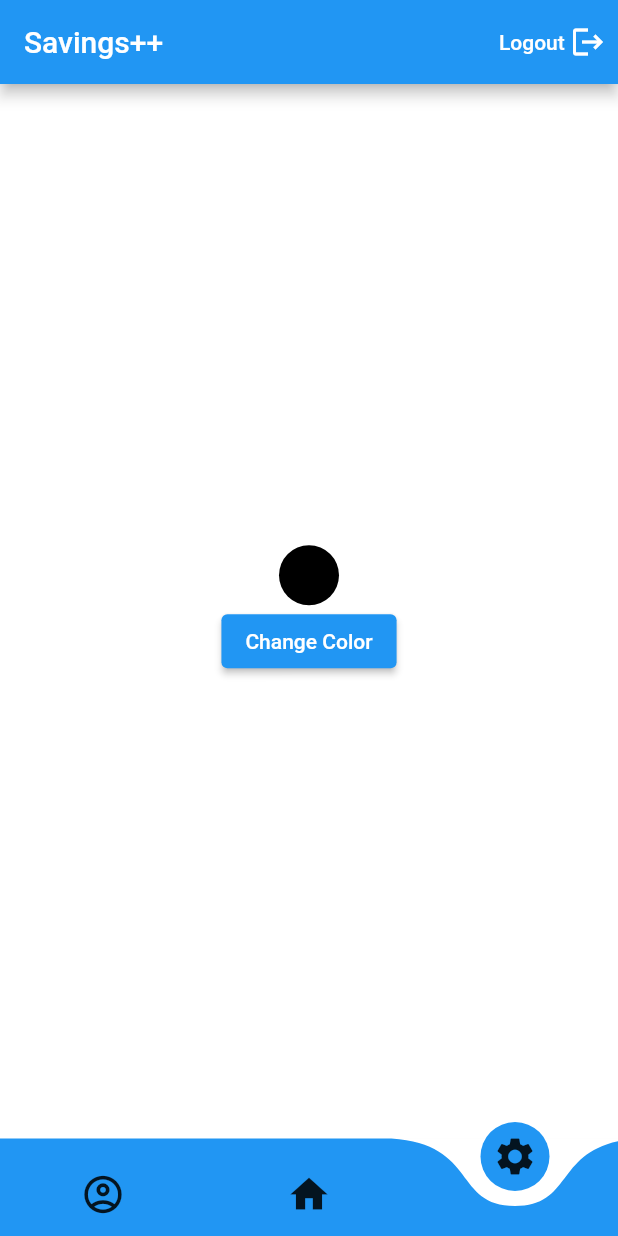
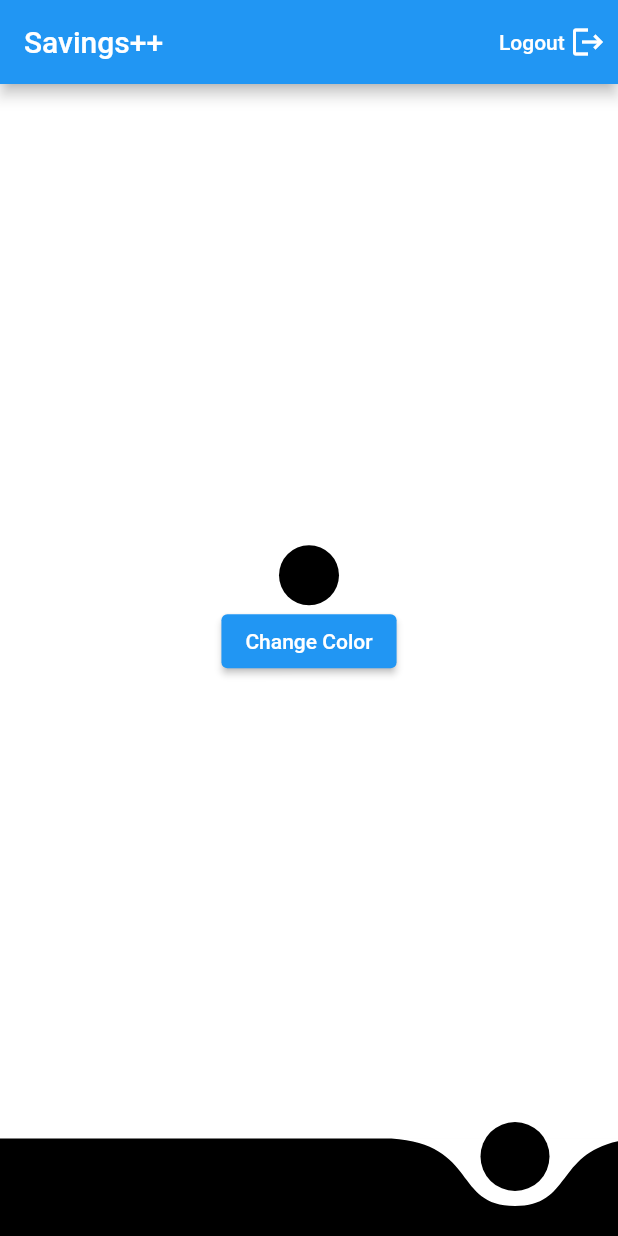
Before and after one commit to Drakunal/debit-credit-manager, a Flutter app: the screen it shows once a user with an empty profile is signed in, item 3 of the bottom bar chosen, on a phone screen of 412 x 824 dp. Run offline on Flutter 3.47's test engine with Material 2 defaults, Android fonts, the phone set to English and light mode, and no system bars; drawn by our look-alikes of curved_navigation_bar; our stand-ins replace cloud_firestore, date_field, firebase_auth, firebase_core, font_awesome_flutter, google_sign_in and 1 more; accounts and stored records are empty.

Commit message:
curved navbar color change with shared pref

```diff
--- a/lib/screens/home.dart
+++ b/lib/screens/home.dart
@@ -3,9 +3,13 @@ import 'package:debit_credit/screens/main_page.dart';
 import 'package:debit_credit/screens/profile.dart';
 import 'package:debit_credit/screens/settings.dart';
 import 'package:debit_credit/services/authenticate.dart';
+import 'package:debit_credit/services/database.dart';
+import 'package:debit_credit/shared/hexcolor.dart';
 import 'package:firebase_auth/firebase_auth.dart';
 import 'package:flutter/material.dart';
 import 'package:provider/provider.dart';
+import 'package:shared_preferences/shared_preferences.dart';
+import 'settings.dart' as s;
 
 class Home extends StatefulWidget {
   const Home({Key? key}) : super(key: key);
@@ -15,6 +19,7 @@ class Home extends StatefulWidget {
 }
 
 class _HomeState extends State<Home> {
+  String savedColorOriginal = '#87CEEB';
   final user = FirebaseAuth.instance.currentUser!;
   late Color colors;
   int _page = 1;
@@ -53,7 +58,7 @@ class _HomeState extends State<Home> {
         index: 1,
         key: _bottomNavigationKey,
         backgroundColor: Colors.white,
-        color: Colors.blue,
+        color: getColor(),
         items: [
           Icon(Icons.account_circle_outlined, size: 30),
           Icon(Icons.home, size: 30),
@@ -68,4 +73,21 @@ class _HomeState extends State<Home> {
       body: screens[_page],
     );
   }
+
+  getColor() {
+    // String hexColor = getColorValue() ?? '';
+    getColorValue();
+    Color color = HexColor(savedColorOriginal);
+    return color;
+  }
+
+  getColorValue() async {
+    SharedPreferences prefs = await SharedPreferences.getInstance();
+    String savedColor = prefs.getString('colorName') ?? '#000000';
+    setState(() {
+      savedColorOriginal = savedColor;
+    });
+
+    // return savedColor.toString();
+  }
 }
```
